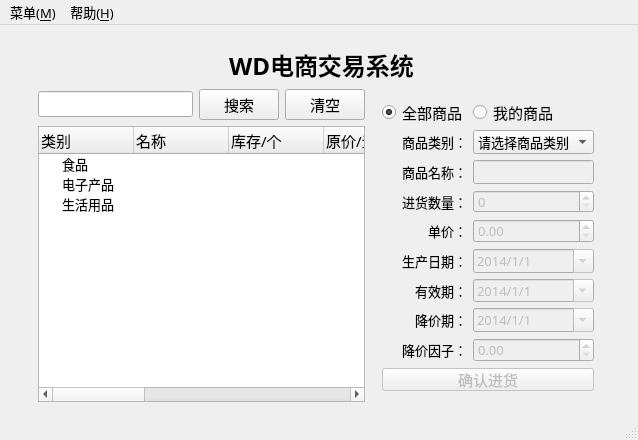
This is WD_version2/mainwindow.ui in drcege/WD as Qt 5 draws it before an edit. The edited form follows.
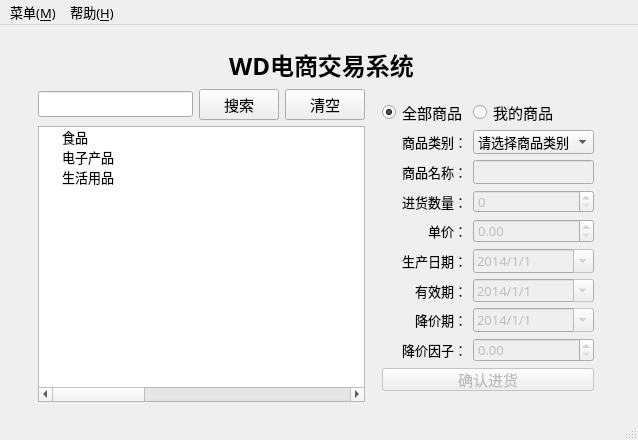
This is the edited form. Icons and pictures are not drawn.

```diff
--- a/WD_version2/mainwindow.ui
+++ b/WD_version2/mainwindow.ui
@@ -607,7 +607,7 @@
            <bool>false</bool>
           </property>
           <attribute name="headerVisible">
-           <bool>true</bool>
+           <bool>false</bool>
           </attribute>
           <attribute name="headerCascadingSectionResizes">
            <bool>false</bool>
```
Left out of the diff: 6 changed lines with no effect on the pictures.
